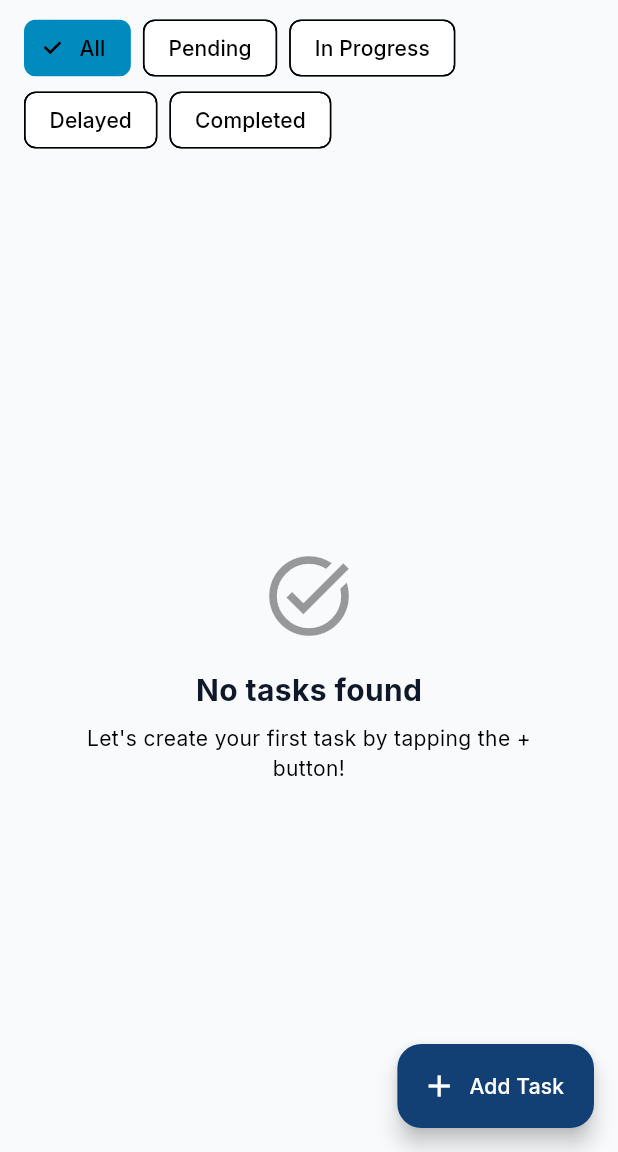
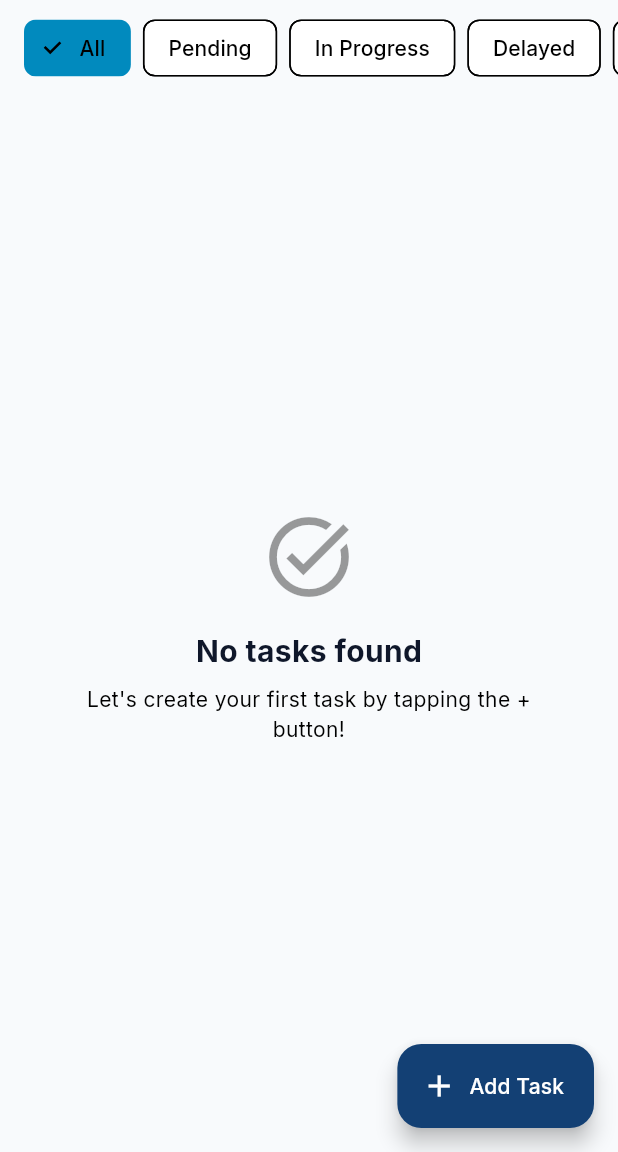
Before and after one commit to Sushrutha05/ResQ-AI, a Flutter app: the TasksScreen screen opened directly, on a phone screen of 412 x 824 dp, the part 84-1236 px from its top. Run offline on Flutter 3.47's test engine with Material 3 defaults, Android fonts, the light colour scheme and no system bars; our stand-ins replace cloud_firestore, firebase_auth, firebase_core, flutter_animate, flutter_dotenv, flutter_riverpod and 6 more; missing offline and left inert: extension_google_sign_in_as_googleapis_auth, googleapis; accounts and stored records are empty.

Commit message:
Update: Minor fix

```diff
--- a/lib/features/tasks/presentation/screens/tasks_screen.dart
+++ b/lib/features/tasks/presentation/screens/tasks_screen.dart
@@ -187,23 +187,24 @@ class _TasksScreenState extends ConsumerState<TasksScreen> {
         crossAxisAlignment: CrossAxisAlignment.start,
         children: [
           // Filter Chips
-          Padding(
-            padding: const EdgeInsets.symmetric(
-              horizontal: 16.0,
-              vertical: 8.0,
-            ),
-            child: Wrap(
-              spacing: 8,
+          SingleChildScrollView(
+            scrollDirection: Axis.horizontal,
+            padding: const EdgeInsets.symmetric(horizontal: 16.0, vertical: 8.0),
+            child: Row(
               children: [
                 _buildFilterChip('All'),
+                const SizedBox(width: 8),
                 _buildFilterChip('Pending'),
+                const SizedBox(width: 8),
                 _buildFilterChip('In Progress'),
+                const SizedBox(width: 8),
                 _buildFilterChip('Delayed'),
+                const SizedBox(width: 8),
                 _buildFilterChip('Completed'),
               ],
             ),
           ),
-          const SizedBox(height: 8),
+          const SizedBox(height: 4),
 
           // Tasks Stream list
           Expanded(
```
Also changed, not shown: lib/features/dashboard/presentation/screens/navigation_shell.dart (+5 -2 lines), lib/features/schedule/presentation/screens/schedule_screen.dart (+4 -6 lines).
